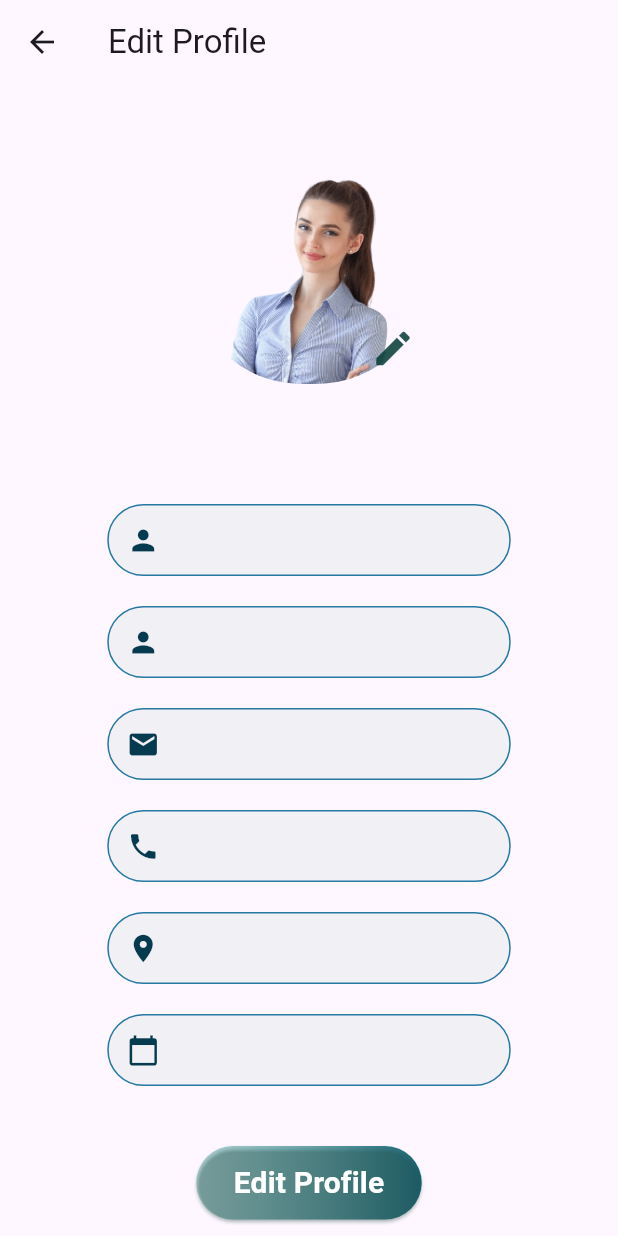
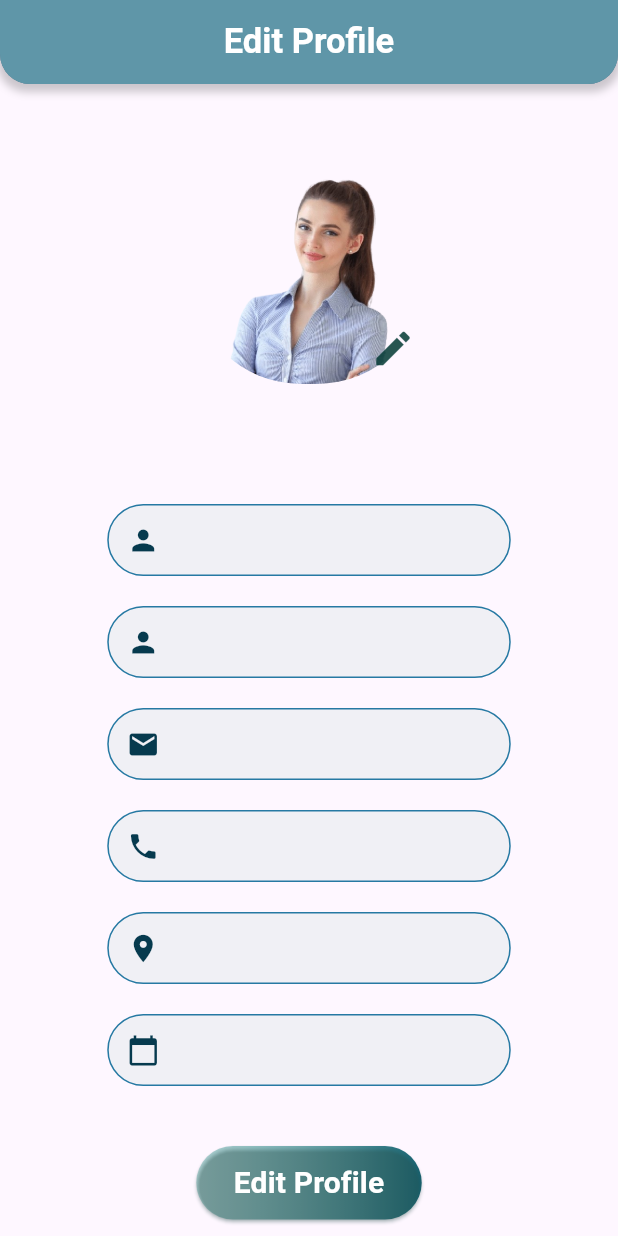
Before and after one commit to AyaMAwwad/Project_Software_Gp1, a Flutter app: the editprofile screen opened directly, on a phone screen of 412 x 824 dp. Run offline on Flutter 3.47's test engine with Material 3 defaults, Android fonts, the phone set to English and light mode, and no system bars; our stand-ins replace another_carousel_pro, cloud_firestore, curved_navigation_bar, dio, dropdown_button2, firebase_auth and 6 more; missing offline and left inert: email_otp; accounts and stored records are empty; network calls fail.

Commit message:
aya 12/4

```diff
--- a/project/lib/src/screen/EditProfileScreen.dart
+++ b/project/lib/src/screen/EditProfileScreen.dart
@@ -101,7 +101,46 @@ class EditProfileScreen extends State<editprofile> {
   Widget build(BuildContext context) {
     return Scaffold(
       appBar: AppBar(
-        title: Text("Edit Profile"),
+        backgroundColor: Color.fromARGB(255, 95, 150, 168),
+        elevation: 40,
+        automaticallyImplyLeading: false,
+        title: Center(
+          child: Text(
+            'Edit Profile',
+            style: TextStyle(
+              color: Colors.white, // Color.fromARGB(255, 2, 92, 123),
+              fontSize: 23,
+              fontWeight: FontWeight.bold,
+            ),
+          ),
+        ),
+        flexibleSpace: Container(
+          //height: 30,
+          decoration: BoxDecoration(
+            color: Color.fromARGB(255, 95, 150, 168),
+            borderRadius: BorderRadius.only(
+              bottomLeft: Radius.circular(20),
+              bottomRight: Radius.circular(20),
+            ),
+            boxShadow: [
+              BoxShadow(
+                color: Colors.black.withOpacity(0.2),
+                spreadRadius: 2,
+                blurRadius: 4,
+                offset: Offset(0, 3),
+              ),
+            ],
+          ),
+          padding: EdgeInsets.only(top: kToolbarHeight),
+          alignment: Alignment.bottomCenter,
+          child: SizedBox(height: 20),
+        ),
+        shape: RoundedRectangleBorder(
+          borderRadius: BorderRadius.only(
+            bottomLeft: Radius.circular(20),
+            bottomRight: Radius.circular(20),
+          ),
+        ),
       ),
       body: SingleChildScrollView(
         // Wrap the Column with SingleChildScrollView
--- a/project/lib/src/screen/home_page.dart
+++ b/project/lib/src/screen/home_page.dart
@@ -738,6 +738,10 @@ class HomePageState extends State<HomePage> {
                         color: Color.fromARGB(255, 2, 92, 123),
                       ),
                       onTap: () async {
+                        print('aege');
+                        print(itemName);
+                        print(context);
+                        print('aege');
                         OpenChatWithSellar.functionForChar(itemName, context);
                       },
                     ),
```
Also changed, not shown: project/lib/src/screen/chat_page.dart (+5 -4 lines), project/lib/src/screen/chat_screen.dart (+20 -14 lines), 1 other file.
